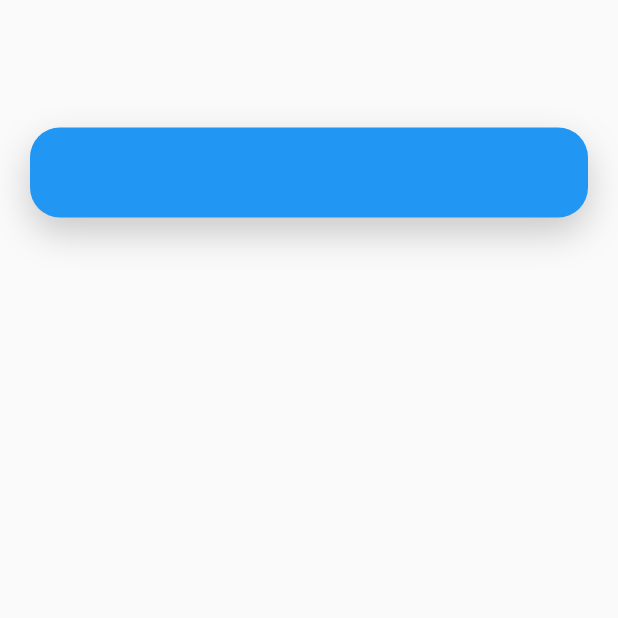
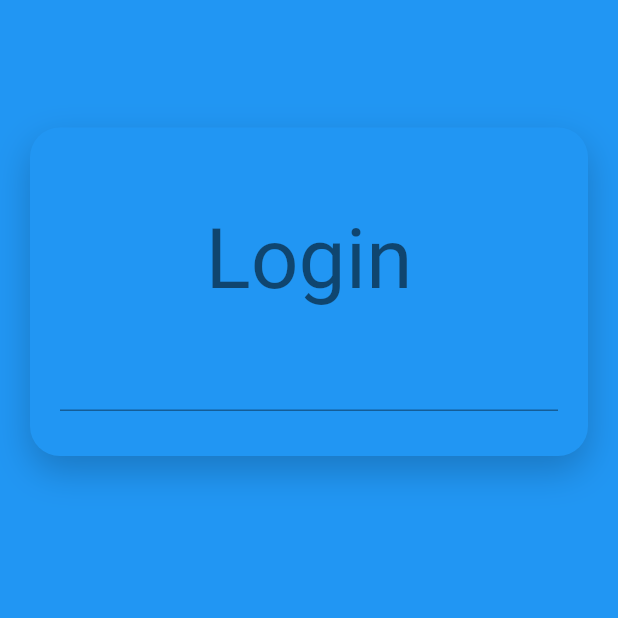
Before and after one commit to aprxty3/Item_List, a Flutter app: the screen it shows after launch, on a phone screen of 412 x 824 dp, the top half of it. Run offline on Flutter 3.47's test engine with Material 2 defaults, Android fonts, the phone set to English and light mode, and no system bars.

Commit message:
add decoration

```diff
--- a/lib/login_screen/pages/login_pages.dart
+++ b/lib/login_screen/pages/login_pages.dart
@@ -1,3 +1,4 @@
+import 'package:flutter/cupertino.dart';
 import 'package:flutter/material.dart';
 
 class loginPage extends StatefulWidget {
@@ -7,10 +8,12 @@ class loginPage extends StatefulWidget {
 
 class _loginPageState extends State<loginPage> {
   final scaffoldKey = GlobalKey<ScaffoldState>();
+  GlobalKey<FormState> globalFormKey = new GlobalKey<FormState>();
   @override
   Widget build(BuildContext context) {
     return Scaffold(
       key: scaffoldKey,
+      backgroundColor: Theme.of(context).accentColor,
       body: SingleChildScrollView(
         child: Column(
           children: <Widget>[
@@ -36,6 +39,26 @@ class _loginPageState extends State<loginPage> {
                           blurRadius: 20),
                     ],
                   ),
+                  child: Form(
+                    key: globalFormKey,
+                    child: Column(
+                      children: <Widget>[
+                        SizedBox(height: 25),
+                        Text('Login',
+                            style: Theme.of(context).textTheme.headline2),
+                        SizedBox(
+                          height: 20,
+                        ),
+                        new TextFormField(
+                          keyboardType: TextInputType.emailAddress,
+                          // onSaved: ,1
+                          validator: (input) => !input.contains("@")
+                              ? "Email Id should be valid" /*email harus valid*/
+                              : null,
+                        )
+                      ],
+                    ),
+                  ),
                 ),
               ],
             ),
```
